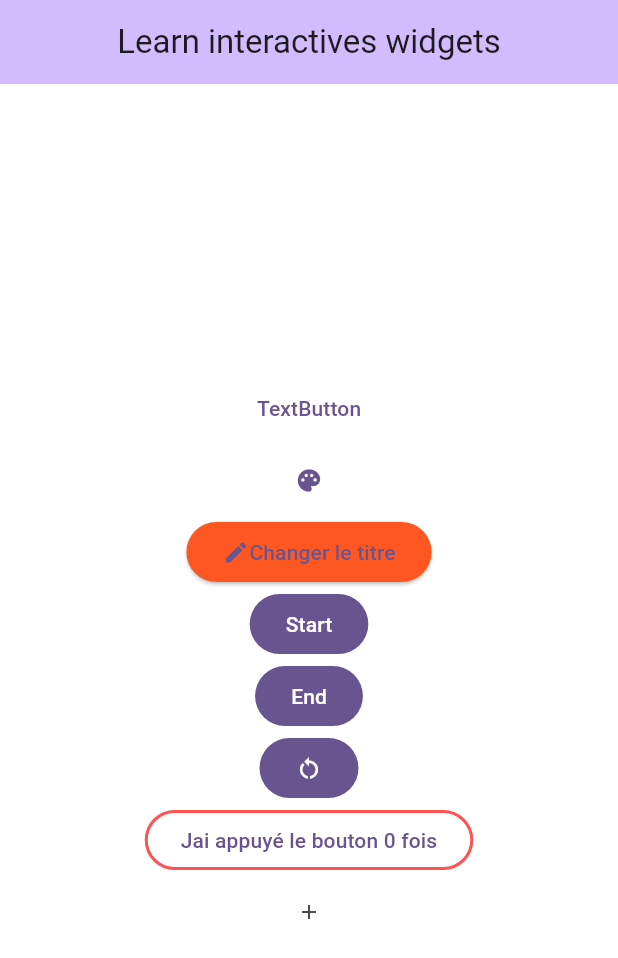
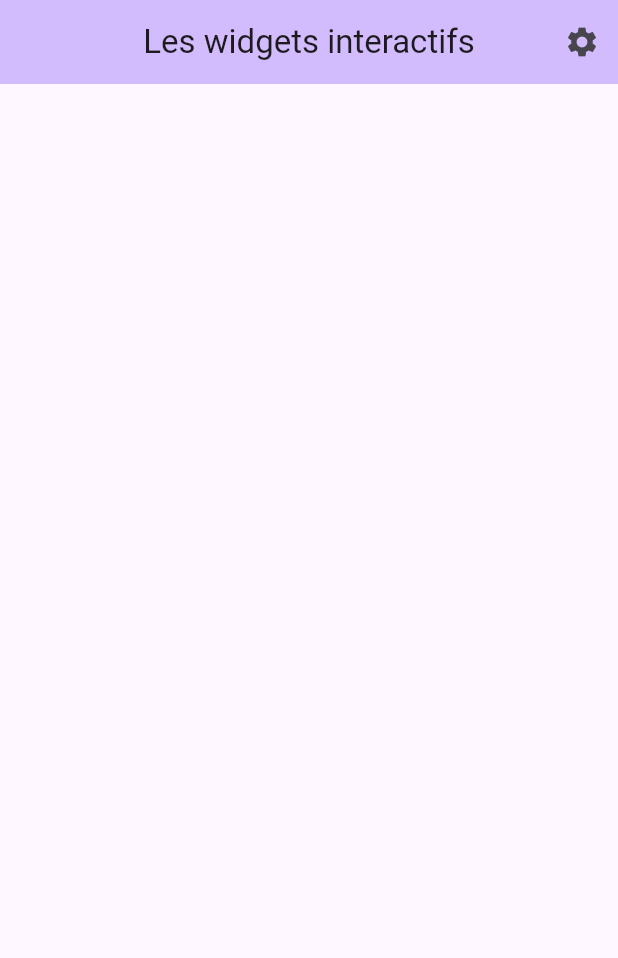
Before and after one commit to Felicitydev/flutter, a Flutter app: the screen it shows after launch, on a phone screen of 412 x 824 dp. Shown: the top 958 px of the screen. Run offline on Flutter 3.47's test engine with Material 3 defaults, Android fonts, the light colour scheme and no system bars; our stand-ins replace sembast, shared_preferences; missing offline and left inert: encrypt.

Commit message:
[IMP]Popup menu button

```diff
--- a/interactives_widgets/lib/home_page.dart
+++ b/interactives_widgets/lib/home_page.dart
@@ -14,126 +14,38 @@ class HomePage extends StatefulWidget {
 }
 
 class _HomePageState extends State<HomePage> {
-  Color backgroundColor = Colors.white;
-  List<String> _titles = [
-    "Learn interactives widgets",
-    "Learn flutter"
-  ];
-  int _titleIndex = 0;
-  int _count = 0;
-  double _iconSize = 16;
 
-  _updateCount(){
-    setState(() {
-      _count++;
-    });
-  }
-
-  _update_LongPressed() {
-    setState(() {
-      backgroundColor = (backgroundColor == Colors.white)
-          ? Colors.deepOrangeAccent
-          : Colors.white;
-    });
-  }
-CrossAxisAlignment _alignement = CrossAxisAlignment.center;
-
-  _setToStart() {
-  setState(() {
-    _alignement = CrossAxisAlignment.start;
-  });
-}
-_setToEnd() {
-  setState(() {
-    _alignement = CrossAxisAlignment.end;
-  });
-}
+  List<String> values = ["Poulet", "Boeuf", "Porc"];
+  String _selected = "";
 
   @override
   Widget build(BuildContext context) {
     return Scaffold(
       appBar: AppBar(
-        title: Text(_titles[_titleIndex]),
+        title: Text(widget.title),
+        actions: [
+          PopupMenuButton <String>(
+            icon: const Icon(Icons.settings),
+            onSelected: (newValue){
+              setState(() {
+                _selected = newValue;
+              });
+            },
+              itemBuilder: (context){
+                return values.map((viande) {
+                  return PopupMenuItem<String>(
+                      value: viande,
+                    child: Text(viande),
+                  );
+                }).toList();
+              }
+          )
+        ],
         centerTitle: true,
         backgroundColor: Theme.of(context).colorScheme.inversePrimary,
       ),
-      backgroundColor: backgroundColor,
       body: Center(
-        child: Column(
-          crossAxisAlignment: _alignement,
-          mainAxisAlignment: MainAxisAlignment.center,
-          children: [
-            TextButton(
-              onPressed: () {
-                setState(() {
-                  backgroundColor = (backgroundColor == Colors.white)
-                      ? Colors.black54
-                      : Colors.white;
-                });
-              },
-              onLongPress: _update_LongPressed,
-              child: const Text("TextButton"),
-            ),
-            TextButton.icon(
-                onPressed: _update_LongPressed,
-                label: const Icon(Icons.palette)),
-
-            ElevatedButton(
-                onPressed: (){
-                  setState(() {
-                    int newRandomTitle = Random().nextInt(_titles.length);
-                    _titleIndex = newRandomTitle;
-                  });
-                },
-                style: ElevatedButton.styleFrom(
-                  backgroundColor: Colors.deepOrange
-                ),
-                child: const Row(
-                  mainAxisSize: MainAxisSize.min,
-                  children: [
-                    Icon(Icons.edit),
-                    Text("Changer le titre")
-                  ],
-                )
-            ),
-
-            FilledButton(
-                onPressed: _setToStart,
-                child: const Text("Start")
-            ),
-            FilledButton(
-                onPressed: _setToEnd,
-                child: const Text("End")
-            ),
-            FilledButton.icon(
-                onPressed: (){
-                  setState(() {
-                    _alignement = CrossAxisAlignment.center;
-                  });
-                },
-                label: const Icon(Icons.restart_alt)
-            ),
-            OutlinedButton(
-                onPressed: _updateCount,
-                style: OutlinedButton.styleFrom(
-                  side: const BorderSide(
-                    width: 2,
-                    color: Colors.redAccent,
-                    style: BorderStyle.solid
-                  ),
-                ),
-                child: Text(("Jai appuyé le bouton $_count fois"))
-            ),
-            IconButton(
-                onPressed: (){
-                  setState(() {
-                    _iconSize = Random().nextInt(250).toDouble();
-                  });
-                },
-                icon: Icon(Icons.add, size: _iconSize)
-            )
-          ],
-        ),
+        child: Text(_selected),
       ),
     );
   }
```
